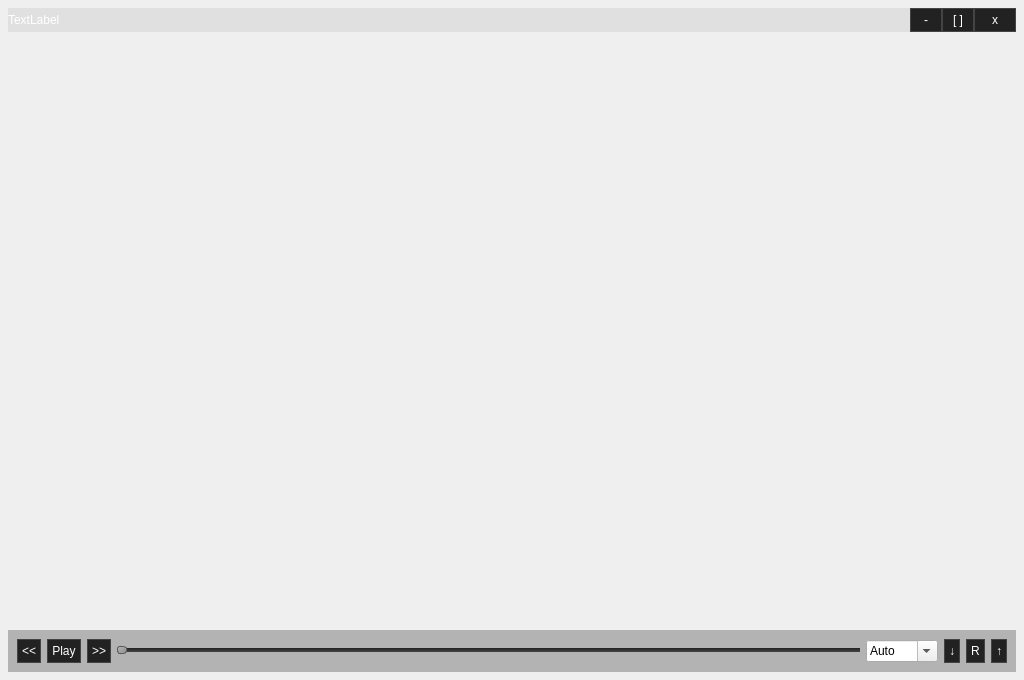
Qt form src/Player/mainwindow.ui (congpp/TABEx) before a commit.
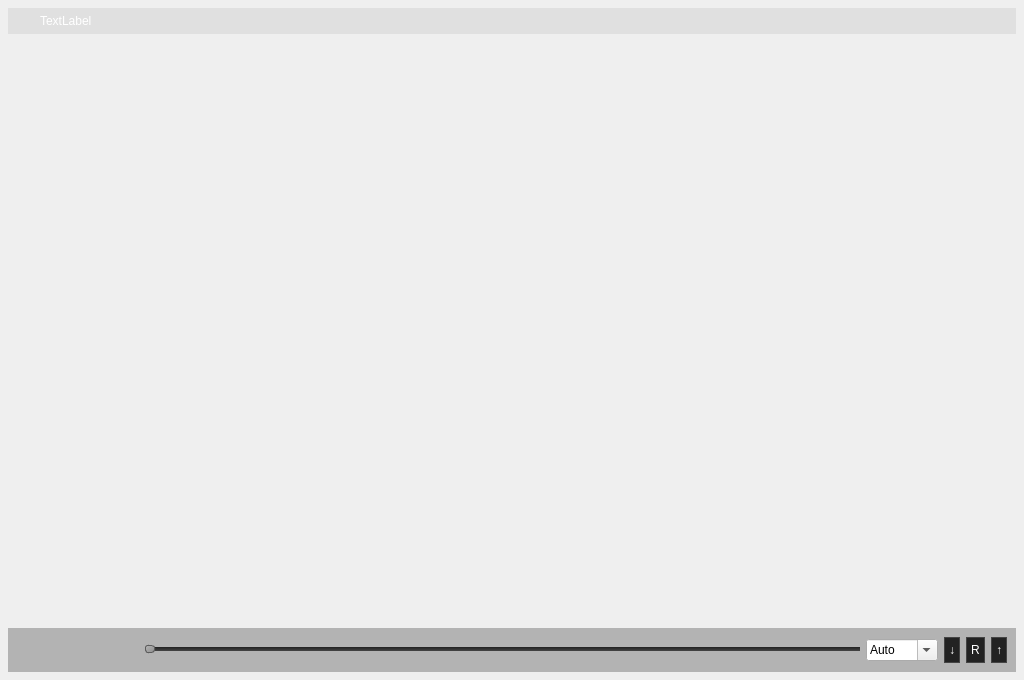
The same form after that commit. Icons and pictures are not drawn. Custom widgets are drawn as their Qt base class.

Patch:
```diff
--- a/src/Player/mainwindow.ui
+++ b/src/Player/mainwindow.ui
@@ -127,27 +127,57 @@
               <verstretch>0</verstretch>
              </sizepolicy>
             </property>
+            <property name="styleSheet">
+             <string notr="true">background-image: url(:/image/resource/image/logo_26.png);
+background-repeat: no;</string>
+            </property>
             <property name="text">
              <string>TextLabel</string>
             </property>
+            <property name="indent">
+             <number>32</number>
+            </property>
            </widget>
           </item>
           <item>
            <widget class="QPushButton" name="pushButtonMin">
             <property name="minimumSize">
              <size>
-              <width>32</width>
-              <height>0</height>
+              <width>26</width>
+              <height>26</height>
              </size>
             </property>
             <property name="maximumSize">
              <size>
-              <width>32</width>
-              <height>16777215</height>
+              <width>26</width>
+              <height>26</height>
              </size>
             </property>
+            <property name="styleSheet">
+             <string notr="true">QPushButton {
+    border: 0px;
+    width: 26px;
+	background-color: rgba(255, 255, 255, 0);
+	border-image: url(:/image/resource/image/btn_min.png) 0 52 0 0;
+}
+ 
+QPushButton:hover {
+	background-color: rgba(255, 255, 255, 0);
+	border-image: url(:/image/resource/image/btn_min.png) 0 26 0 26;
+}
+ 
+QPushButton:pressed {
+	background-color: rgba(255, 255, 255, 0);
+	border-image: url(:/image/resource/image/btn_min.png) 0 0 0 52;
+}
+ 
+QPushButton:disabled {
+	background-color: rgba(255, 255, 255, 0);
+}
+</string>
+            </property>
             <property name="text">
-             <string>-</string>
+             <string/>
             </property>
            </widget>
           </item>
@@ -155,18 +185,41 @@
            <widget class="QPushButton" name="pushButtonMax">
             <property name="minimumSize">
              <size>
-              <width>32</width>
-              <height>0</height>
+              <width>26</width>
+              <height>26</height>
              </size>
             </property>
             <property name="maximumSize">
              <size>
-              <width>32</width>
-              <height>16777215</height>
+              <width>26</width>
+              <height>26</height>
              </size>
             </property>
+            <property name="styleSheet">
+             <string notr="true">QPushButton {
+    border: 0px;
+    width: 26px;
+	background-color: rgba(255, 255, 255, 0);
+	border-image: url(:/image/resource/image/btn_max.png) 0 52 0 0;
+}
+ 
+QPushButton:hover {
+	background-color: rgba(255, 255, 255, 0);
+	border-image: url(:/image/resource/image/btn_max.png) 0 26 0 26;
+}
+ 
+QPushButton:pressed {
+	background-color: rgba(255, 255, 255, 0);
+	border-image: url(:/image/resource/image/btn_max.png) 0 0 0 52;
+}
+ 
+QPushButton:disabled {
+	background-color: rgba(255, 255, 255, 0);
+}
+</string>
+            </property>
             <property name="text">
-             <string>[ ]</string>
+             <string/>
             </property>
            </widget>
           </item>
@@ -174,18 +227,41 @@
            <widget class="QPushButton" name="pushButtonClose">
             <property name="minimumSize">
              <size>
-              <width>42</width>
-              <height>0</height>
+              <width>26</width>
+              <height>26</height>
              </size>
             </property>
             <property name="maximumSize">
              <size>
-              <width>42</width>
-              <height>16777215</height>
+              <width>26</width>
+              <height>26</height>
              </size>
             </property>
+            <property name="styleSheet">
+             <string notr="true">QPushButton {
+    border: 0px;
+    width: 26px;
+	background-color: rgba(255, 255, 255, 0);
+	border-image: url(:/image/resource/image/btn_close.png) 0 52 0 0;
+}
+ 
+QPushButton:hover {
+	background-color: rgba(255, 255, 255, 0);
+	border-image: url(:/image/resource/image/btn_close.png) 0 26 0 26;
+}
+ 
+QPushButton:pressed {
+	background-color: rgba(255, 255, 255, 0);
+	border-image: url(:/image/resource/image/btn_close.png) 0 0 0 52;
+}
+ 
+QPushButton:disabled {
+	background-color: rgba(255, 255, 255, 0);
+}
+</string>
+            </property>
             <property name="text">
-             <string>x</string>
+             <string/>
             </property>
            </widget>
           </item>
@@ -231,22 +307,79 @@
           <property name="bottomMargin">
            <number>9</number>
           </property>
+          <item>
+           <widget class="QPushButton" name="pushButtonOpen">
+            <property name="maximumSize">
+             <size>
+              <width>26</width>
+              <height>26</height>
+             </size>
+            </property>
+            <property name="styleSheet">
+             <string notr="true">QPushButton {
+    border: 0px;
+	background-color: rgba(255, 255, 255, 0);
+	border-image: url(:/image/resource/image/btn_open.png) 0 52 0 0;
+}
+ 
+QPushButton:hover {
+	background-color: rgba(255, 255, 255, 0);
+	border-image: url(:/image/resource/image/btn_open.png) 0 26 0 26;
+}
+ 
+QPushButton:pressed {
+	background-color: rgba(255, 255, 255, 0);
+	border-image: url(:/image/resource/image/btn_open.png) 0 0 0 52;
+}
+ 
+QPushButton:disabled {
+	background-color: rgba(255, 255, 255, 0);
+}
+</string>
+            </property>
+            <property name="text">
+             <string/>
+            </property>
+           </widget>
+          </item>
           <item>
            <widget class="QPushButton" name="btnLeft">
             <property name="minimumSize">
              <size>
-              <width>0</width>
-              <height>0</height>
+              <width>26</width>
+              <height>26</height>
              </size>
             </property>
             <property name="maximumSize">
              <size>
-              <width>40</width>
-              <height>40</height>
+              <width>26</width>
+              <height>26</height>
              </size>
             </property>
+            <property name="styleSheet">
+             <string notr="true">QPushButton {
+    border: 0px;
+	background-color: rgba(255, 255, 255, 0);
+	border-image: url(:/image/resource/image/btn_prev.png) 0 52 0 0;
+}
+ 
+QPushButton:hover {
+	background-color: rgba(255, 255, 255, 0);
+	border-image: url(:/image/resource/image/btn_prev.png) 0 26 0 26;
+}
+ 
+QPushButton:pressed {
+	background-color: rgba(255, 255, 255, 0);
+	border-image: url(:/image/resource/image/btn_prev.png) 0 0 0 52;
+}
+ 
+QPushButton:disabled {
+	background-color: rgba(255, 255, 255, 0);
+}
+</string>
+            </property>
             <property name="text">
-             <string>&lt;&lt;</string>
+             <string/>
             </property>
            </widget>
           </item>
@@ -254,18 +387,40 @@
            <widget class="QPushButton" name="btnPlay">
             <property name="minimumSize">
              <size>
-              <width>0</width>
-              <height>0</height>
+              <width>26</width>
+              <height>26</height>
              </size>
             </property>
             <property name="maximumSize">
              <size>
-              <width>40</width>
-              <height>40</height>
+              <width>26</width>
+              <height>26</height>
              </size>
             </property>
+            <property name="styleSheet">
+             <string notr="true">QPushButton {
+    border: 0px;
+	background-color: rgba(255, 255, 255, 0);
+	border-image: url(:/image/resource/image/btn_play.png) 0 52 0 0;
+}
+ 
+QPushButton:hover {
+	background-color: rgba(255, 255, 255, 0);
+	border-image: url(:/image/resource/image/btn_play.png) 0 26 0 26;
+}
+ 
+QPushButton:pressed {
+	background-color: rgba(255, 255, 255, 0);
+	border-image: url(:/image/resource/image/btn_play.png) 0 0 0 52;
+}
+ 
+QPushButton:disabled {
+	background-color: rgba(255, 255, 255, 0);
+}
+</string>
+            </property>
             <property name="text">
-             <string>Play</string>
+             <string/>
             </property>
            </widget>
           </item>
@@ -273,18 +428,40 @@
            <widget class="QPushButton" name="btnRight">
             <property name="minimumSize">
              <size>
-              <width>0</width>
-              <height>0</height>
+              <width>26</width>
+              <height>26</height>
              </size>
             </property>
             <property name="maximumSize">
              <size>
-              <width>40</width>
-              <height>40</height>
+              <width>26</width>
+              <height>26</height>
              </size>
             </property>
+            <property name="styleSheet">
+             <string notr="true">QPushButton {
+    border: 0px;
+	background-color: rgba(255, 255, 255, 0);
+	border-image: url(:/image/resource/image/btn_next.png) 0 52 0 0;
+}
+ 
+QPushButton:hover {
+	background-color: rgba(255, 255, 255, 0);
+	border-image: url(:/image/resource/image/btn_next.png) 0 26 0 26;
+}
+ 
+QPushButton:pressed {
+	background-color: rgba(255, 255, 255, 0);
+	border-image: url(:/image/resource/image/btn_next.png) 0 0 0 52;
+}
+ 
+QPushButton:disabled {
+	background-color: rgba(255, 255, 255, 0);
+}
+</string>
+            </property>
             <property name="text">
-             <string>&gt;&gt;</string>
+             <string/>
             </property>
            </widget>
           </item>
```
Left out of the diff: 3 changed lines with no effect on the pictures.
